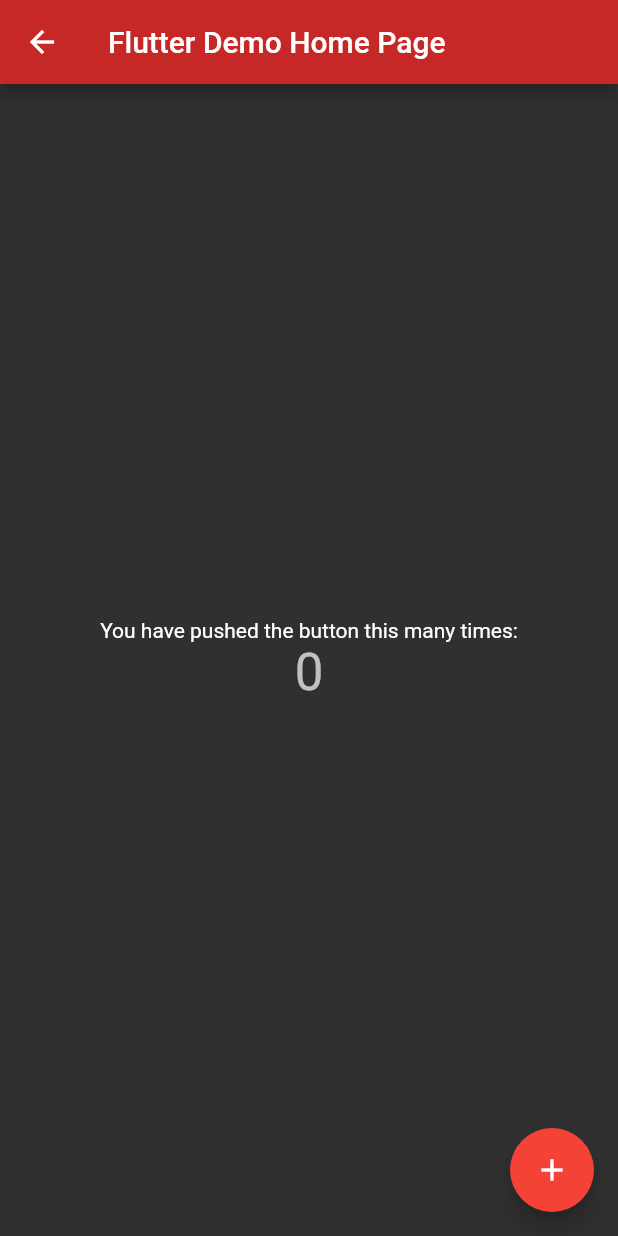
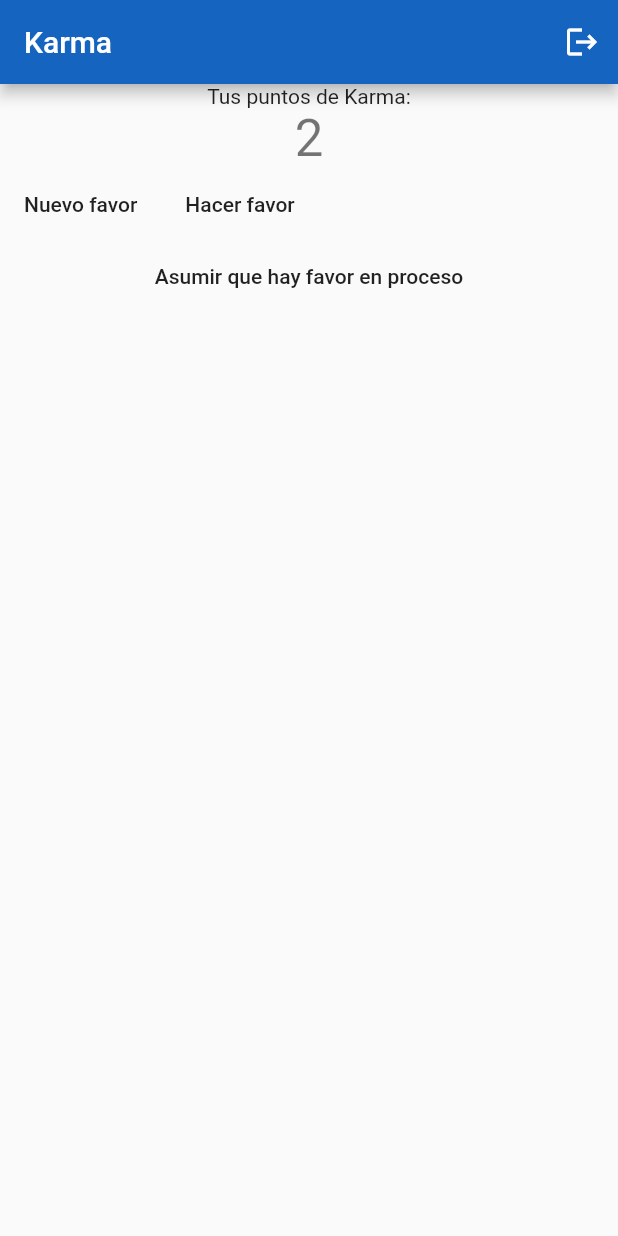
Before and after one commit to andpg/Karma, a Flutter app: the screen it shows after launch, after a tap on "ENTRA CON GOOGLE", on a phone screen of 412 x 824 dp. Run offline on Flutter 3.47's test engine with Material 2 defaults, Android fonts, the phone set to English and light mode, and no system bars.

Commit message:
Avance Home y Lista (antes de unificar diseños)

```diff
--- a/lib/main.dart
+++ b/lib/main.dart
@@ -1,7 +1,5 @@
 import 'package:flutter/material.dart';
 import 'screen/LoginScreen.dart';
-import 'screen/ChatScreen.dart';
-import 'screen/SolicitarScreen.dart';
 
 void main() {
   runApp(App());
@@ -14,14 +12,11 @@ class App extends StatelessWidget {
     return MaterialApp(
       title: 'Karma',
       theme: ThemeData(
-        brightness: Brightness.dark,
-        primaryColor: Colors.red[800],
-        accentColor: Colors.red,
+        primaryColor: Colors.blue[800],
+        accentColor: Colors.blue,
         visualDensity: VisualDensity.adaptivePlatformDensity,
       ),
       home: LoginScreen(),
-      //home: ChatScreen(),
-      //home: SolicitarScreen(),
     );
   }
 }
--- a/lib/screen/HomeScreen.dart
+++ b/lib/screen/HomeScreen.dart
@@ -1,86 +1,99 @@
+import 'package:Karma/screen/ChatScreen.dart';
+import 'package:Karma/screen/ListaScreen.dart';
+import 'package:Karma/screen/SolicitarScreen.dart';
 import 'package:flutter/material.dart';
 
+import 'LoginScreen.dart';
+
 class HomeScreen extends StatefulWidget {
-  // MyHomePage({Key key, this.title}) : super(key: key);
-  // final String title;
-
-  // This widget is the home page of your application. It is stateful, meaning
-  // that it has a State object (defined below) that contains fields that affect
-  // how it looks.
-
-  // This class is the configuration for the state. It holds the values (in this
-  // case the title) provided by the parent (in this case the App widget) and
-  // used by the build method of the State. Fields in a Widget subclass are
-  // always marked "final".
-
   @override
   _HomeScreenState createState() => _HomeScreenState();
 }
 
 class _HomeScreenState extends State<HomeScreen> {
-  int _counter = 0;
-
-  void _incrementCounter() {
-    setState(() {
-      // This call to setState tells the Flutter framework that something has
-      // changed in this State, which causes it to rerun the build method below
-      // so that the display can reflect the updated values. If we changed
-      // _counter without calling setState(), then the build method would not be
-      // called again, and so nothing would appear to happen.
-      _counter++;
-    });
-  }
+  int _puntos = 2;
+  bool _existeFavor = false;
 
   @override
   Widget build(BuildContext context) {
-    // This method is rerun every time setState is called, for instance as done
-    // by the _incrementCounter method above.
-    //
-    // The Flutter framework has been optimized to make rerunning build methods
-    // fast, so that you can just rebuild anything that needs updating rather
-    // than having to individually change instances of widgets.
     return Scaffold(
       appBar: AppBar(
-        // Here we take the value from the MyHomePage object that was created by
-        // the App.build method, and use it to set our appbar title.
-        // title: Text(widget.title),
-        title: Text("Flutter Demo Home Page"),
+        title: Text("Karma"),
+        actions: [
+          IconButton(
+              onPressed: () {
+                Navigator.pushReplacement(context,
+                    MaterialPageRoute(builder: (context) => LoginScreen()));
+              },
+              icon: Icon(Icons.logout))
+        ],
       ),
-      body: Center(
-        // Center is a layout widget. It takes a single child and positions it
-        // in the middle of the parent.
+      body: Column(
+        children: <Widget>[
+          Center(
             child: Column(
-          // Column is also a layout widget. It takes a list of children and
-          // arranges them vertically. By default, it sizes itself to fit its
-          // children horizontally, and tries to be as tall as its parent.
-          //
-          // Invoke "debug painting" (press "p" in the console, choose the
-          // "Toggle Debug Paint" action from the Flutter Inspector in Android
-          // Studio, or the "Toggle Debug Paint" command in Visual Studio Code)
-          // to see the wireframe for each widget.
-          //
-          // Column has various properties to control how it sizes itself and
-          // how it positions its children. Here we use mainAxisAlignment to
-          // center the children vertically; the main axis here is the vertical
-          // axis because Columns are vertical (the cross axis would be
-          // horizontal).
-          mainAxisAlignment: MainAxisAlignment.center,
-          children: <Widget>[
+              children: [
                 Text(
-              'You have pushed the button this many times:',
+                  'Tus puntos de Karma:',
                 ),
                 Text(
-              '$_counter',
+                  '$_puntos',
                   style: Theme.of(context).textTheme.headline4,
                 ),
               ],
             ),
           ),
-      floatingActionButton: FloatingActionButton(
-        onPressed: _incrementCounter,
-        tooltip: 'Increment',
-        child: Icon(Icons.add),
-      ), // This trailing comma makes auto-formatting nicer for build methods.
+          Container(
+              child: _existeFavor
+                  ? Row(children: <Widget>[
+                      Column(
+                        mainAxisAlignment: MainAxisAlignment.start,
+                        children: [
+                          Text('Categoría'),
+                          Text('Lugar'),
+                          Text('Estado'),
+                          Text('Detalles')
+                        ],
+                      ),
+                      MaterialButton(
+                          onPressed: () {
+                            Navigator.push(
+                                context,
+                                MaterialPageRoute(
+                                    builder: (context) => ChatScreen()));
+                          },
+                          child: Icon(Icons.chat))
+                    ])
+                  : Row(children: [
+                      MaterialButton(
+                          onPressed: () {
+                            Navigator.push(
+                                context,
+                                MaterialPageRoute(
+                                    builder: (context) => SolicitarScreen()));
+                          },
+                          child: Text('Nuevo favor')),
+                      MaterialButton(
+                          onPressed: () {
+                            Navigator.push(
+                                context,
+                                MaterialPageRoute(
+                                    builder: (context) => ListaScreen()));
+                          },
+                          child: Text('Hacer favor'))
+                    ])),
+          Container(
+              child: MaterialButton(
+                  onPressed: () {
+                    setState(() {
+                      _existeFavor = !_existeFavor;
+                    });
+                  },
+                  child: _existeFavor
+                      ? Text('Asumir que no hay favor en proceso')
+                      : Text('Asumir que hay favor en proceso')))
+        ],
+      ),
     );
   }
 }
--- a/lib/screen/LoginScreen.dart
+++ b/lib/screen/LoginScreen.dart
@@ -2,74 +2,25 @@ import 'package:flutter/material.dart';
 import 'package:Karma/screen/HomeScreen.dart';
 
 class LoginScreen extends StatefulWidget {
-  // MyHomePage({Key key, this.title}) : super(key: key);
-  // final String title;
-
-  // This widget is the home page of your application. It is stateful, meaning
-  // that it has a State object (defined below) that contains fields that affect
-  // how it looks.
-
-  // This class is the configuration for the state. It holds the values (in this
-  // case the title) provided by the parent (in this case the App widget) and
-  // used by the build method of the State. Fields in a Widget subclass are
-  // always marked "final".
-
   @override
   _LoginScreenState createState() => _LoginScreenState();
 }
 
 class _LoginScreenState extends State<LoginScreen> {
-
-
-  void _incrementCounter() {
-    setState(() {
-      // This call to setState tells the Flutter framework that something has
-      // changed in this State, which causes it to rerun the build method below
-      // so that the display can reflect the updated values. If we changed
-      // _counter without calling setState(), then the build method would not be
-      // called again, and so nothing would appear to happen.
-
-    });
-  }
-
   @override
   Widget build(BuildContext context) {
-    // This method is rerun every time setState is called, for instance as done
-    // by the _incrementCounter method above.
-    //
-    // The Flutter framework has been optimized to make rerunning build methods
-    // fast, so that you can just rebuild anything that needs updating rather
-    // than having to individually change instances of widgets.
     return Scaffold(
-
-
       body: Container(
         decoration: BoxDecoration(
-          image: DecorationImage(image: AssetImage("images/bumeran2.jpg"), fit: BoxFit.cover) //agrefar en pubspec.yaml
-        ),
-        // Center is a layout widget. It takes a single child and positions it
-        // in the middle of the parent.
+            image: DecorationImage(
+                image: AssetImage("images/bumeran2.jpg"), fit: BoxFit.cover)),
         child: Column(
-          // Column is also a layout widget. It takes a list of children and
-          // arranges them vertically. By default, it sizes itself to fit its
-          // children horizontally, and tries to be as tall as its parent.
-          //
-          // Invoke "debug painting" (press "p" in the console, choose the
-          // "Toggle Debug Paint" action from the Flutter Inspector in Android
-          // Studio, or the "Toggle Debug Paint" command in Visual Studio Code)
-          // to see the wireframe for each widget.
-          //
-          // Column has various properties to control how it sizes itself and
-          // how it positions its children. Here we use mainAxisAlignment to
-          // center the children vertically; the main axis here is the vertical
-          // axis because Columns are vertical (the cross axis would be
-          // horizontal).
           mainAxisAlignment: MainAxisAlignment.center,
           children: <Widget>[
-
-            Expanded(child:Container(
+            Expanded(
+              child: Container(
                 padding: const EdgeInsets.all(50),
-              alignment: Alignment(0.0,-0.7),
+                alignment: Alignment(0.0, -0.7),
                 child: Text(
                   '¡Bienvenido a Karma!',
                   textAlign: TextAlign.center,
@@ -78,34 +29,25 @@ class _LoginScreenState extends State<LoginScreen> {
                       color: Colors.white,
                       fontSize: 25),
                 ),
-            ),),
-
-            Expanded(child:Container(
+              ),
+            ),
+            Expanded(
+                child: Container(
                     padding: const EdgeInsets.all(30),
-              alignment: Alignment(0.0,0.7),
+                    alignment: Alignment(0.0, 0.7),
                     child: FlatButton(
                         color: Colors.blueAccent,
-                child: Text(
-                  "ENTRA CON GOOGLE",
+                        child: Text("ENTRA CON GOOGLE",
                             textAlign: TextAlign.center,
-                  style: TextStyle(
-                    fontWeight: FontWeight.bold,
-                    color: Colors.white,
-                    fontSize: 18)
-                  ),
-
+                            style:
+                                TextStyle(color: Colors.white, fontSize: 18)),
                         onPressed: () {
-                  Navigator.push(
+                          Navigator.pushReplacement(
                             context,
-                    MaterialPageRoute(builder: (context) => HomeScreen()),
+                            MaterialPageRoute(
+                                builder: (context) => HomeScreen()),
                           );
-                }
-              )
-            ))
-
-
-
-
+                        })))
           ],
         ),
       ),
```
Also changed, not shown: lib/screen/ListaScreen.dart (+6 -58 lines), lib/screen/NuevoScreen.dart (deleted, +0 -86 lines). Lines whose indentation alone changed are shown as unchanged.
